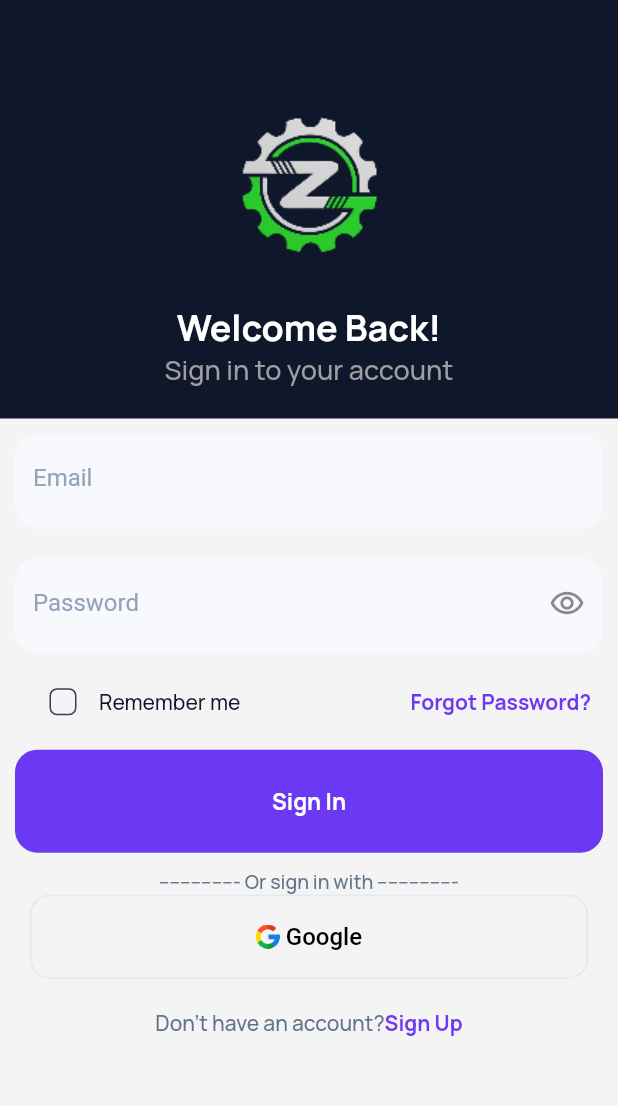
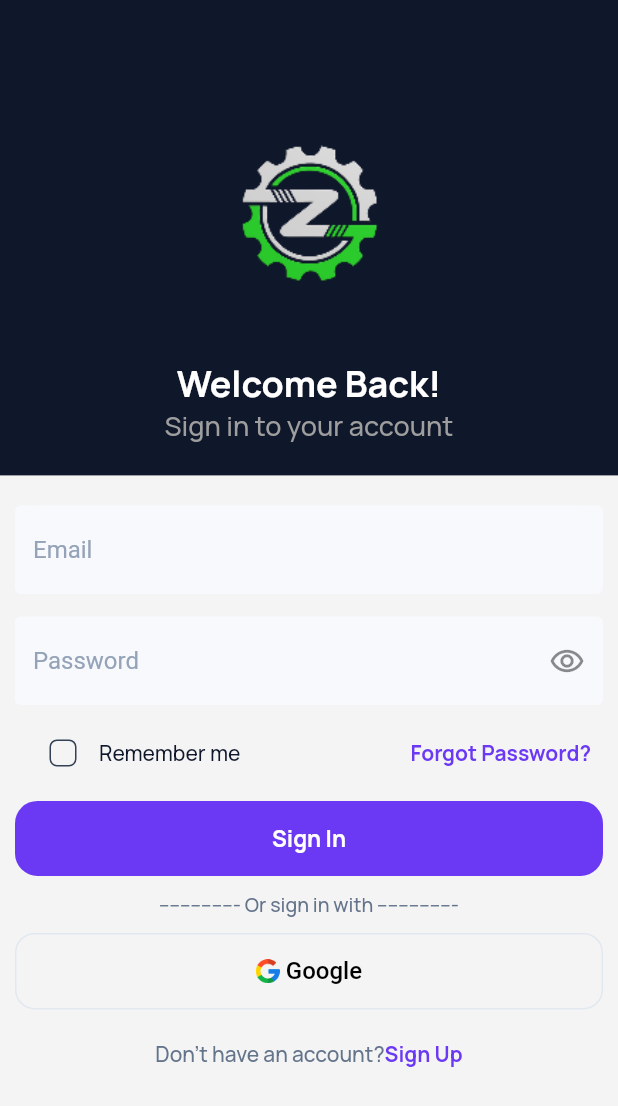
Before and after one commit to pratham-sarankar/zyrotech, a Flutter app: the Login screen opened directly, on a phone screen of 412 x 824 dp. Shown: the top 1106 px of the screen. Run offline on Flutter 3.47's test engine with Material 3 defaults, Android fonts, the phone set to English and light mode, and no system bars; our stand-ins replace country_picker, file_picker, firebase_core, google_sign_in, otp_text_field, syncfusion_flutter_charts; missing offline and left inert: deriv_chart; accounts and stored records are empty; Roboto replaces fonts that are missing (Manrop-SemiBold); statements that could not run were skipped.

Commit message:
Refractor login screen ui

```diff
--- a/lib/screens/Login Screens/Login.dart
+++ b/lib/screens/Login Screens/Login.dart
@@ -1,17 +1,11 @@
-// ignore_for_file: file_names
 import 'package:crowwn/screens/Home/bottom.dart';
-import 'package:crowwn/screens/Login%20Screens/Country%20residence.dart';
-import 'package:crowwn/screens/Onboarding%20screens/kyc_onboarding.dart';
 import 'package:flutter/material.dart';
 import 'package:flutter/services.dart';
 import 'package:provider/provider.dart';
 import '../../Dark mode.dart';
 import '../config/common.dart';
-import 'Face id.dart';
 import 'Forget pass.dart';
 import 'Sign up.dart';
-import 'package:http/http.dart' as http;
-import 'dart:convert';
 import 'package:crowwn/services/auth_service.dart';
 
 class Login extends StatefulWidget {
@@ -27,9 +21,23 @@ class _LoginState extends State<Login> {
   ColorNotifire notifier = ColorNotifire();
   final AuthService _authService = AuthService();
 
-  Future<void> _login(String email, String password) async {
+  // Add controllers
+  final TextEditingController _emailController = TextEditingController();
+  final TextEditingController _passwordController = TextEditingController();
+
+  @override
+  void dispose() {
+    _emailController.dispose();
+    _passwordController.dispose();
+    super.dispose();
+  }
+
+  Future<void> _login() async {
     try {
-      final response = await _authService.login(email, password);
+      final response = await _authService.login(
+        _emailController.text.trim(),
+        _passwordController.text.trim(),
+      );
       final message = response['message'];
       final token = response['token'];
       final user = response['user'];
@@ -48,13 +56,23 @@ class _LoginState extends State<Login> {
       );
     } catch (e) {
       print('Error: $e');
+      // Show error message to user
+      ScaffoldMessenger.of(context).showSnackBar(
+        SnackBar(
+          content: Text('Login failed: ${e.toString()}'),
+          backgroundColor: Colors.red,
+        ),
+      );
     }
   }
 
   @override
   Widget build(BuildContext context) {
     notifier = Provider.of<ColorNotifire>(context, listen: true);
-    var height = MediaQuery.of(context).size.height;
+    var size = MediaQuery.sizeOf(context);
+    final height = size.height;
+    final width = size.width;
+
     return AnnotatedRegion<SystemUiOverlayStyle>(
       value: SystemUiOverlayStyle(
         statusBarColor: Colors.white,
@@ -68,8 +86,8 @@ class _LoginState extends State<Login> {
           child: Column(
             children: [
               Container(
-                  height: 279,
-                  width: 450,
+                  height: height / 2.6,
+                  width: width,
                   color: const Color(0xff0F172A),
                   child: Column(
                     children: [
@@ -115,36 +133,39 @@ class _LoginState extends State<Login> {
                 padding: const EdgeInsets.only(left: 10, right: 10),
                 child: Column(
                   children: [
+                    AppConstants.Height(10),
                     Container(
-                      height: height / 13,
                       decoration: BoxDecoration(
                         color: notifier.textField,
-                          borderRadius: BorderRadius.circular(15)),
+                        borderRadius: BorderRadius.circular(15),
+                      ),
                       child: TextField(
+                        controller: _emailController,
                         style: TextStyle(color: notifier.textColor),
+                        keyboardType: TextInputType.emailAddress,
                         decoration: InputDecoration(
                           hintText: "Email",
+                          fillColor: notifier.textField,
+                          filled: true,
                           border: const OutlineInputBorder(
                               borderSide: BorderSide.none),
                           hintStyle:
-                                TextStyle(color: notifier.textFieldHintText)),
+                              TextStyle(color: notifier.textFieldHintText),
                         ),
                       ),
-                    AppConstants.Height(20),
-                    Container(
-                      height: height / 13,
-                      decoration: BoxDecoration(
-                          color: notifier.textField,
-                          borderRadius: BorderRadius.circular(15)),
-                      child: TextField(
+                    ),
+                    AppConstants.Height(15),
+                    TextField(
+                      controller: _passwordController,
                       style: TextStyle(color: notifier.textColor),
                       obscureText: _obsecuretext,
                       decoration: InputDecoration(
                         hintText: "Password",
+                        fillColor: notifier.textField,
+                        filled: true,
                         border: const OutlineInputBorder(
                             borderSide: BorderSide.none),
-                          hintStyle:
-                              TextStyle(color: notifier.textFieldHintText),
+                        hintStyle: TextStyle(color: notifier.textFieldHintText),
                         suffixIcon: IconButton(
                             onPressed: () {
                               setState(() {
@@ -154,7 +175,6 @@ class _LoginState extends State<Login> {
                             icon: _obsecuretext
                                 ? const Icon(Icons.remove_red_eye_outlined)
                                 : const Icon(Icons.visibility_off_outlined)),
-                        ),
                       ),
                     ),
                     // AppConstants.Height(10),
@@ -169,7 +189,6 @@ class _LoginState extends State<Login> {
                             checkColor: const Color(0xffFFFFFF),
                             shape: RoundedRectangleBorder(
                                 borderRadius: BorderRadius.circular(5)),
-
                             value: value,
                             onChanged: (value) {
                               setState(() {
@@ -203,16 +222,17 @@ class _LoginState extends State<Login> {
                       ),
                     ),
                     // AppConstants.Height(5),
-                    GestureDetector(
-                      onTap: () {
-                        // Call the login function with email and password
-                        _login('john1.doe1@yopmail.com', 'Password1231!');
-                      },
-                      child: Container(
-                        height: height / 12,
-                        decoration: BoxDecoration(
+                    TextButton(
+                      onPressed: _login,
+                      style: ElevatedButton.styleFrom(
+                        backgroundColor: const Color(0xff6B39F4),
+                        shape: RoundedRectangleBorder(
                           borderRadius: BorderRadius.circular(15),
-                          color: const Color(0xff6B39F4),
+                        ),
+                        padding: EdgeInsets.symmetric(
+                          horizontal: 10,
+                          vertical: 15,
+                        ),
                       ),
                       child: const Center(
                           child: Text(
@@ -220,9 +240,9 @@ class _LoginState extends State<Login> {
                         style: TextStyle(
                           color: Color(0xffFFFFFF),
                           fontSize: 15,
-                              fontFamily: "Manrope-Bold"),
+                          fontFamily: "Manrope-Bold",
+                        ),
                       )),
-                      ),
                     ),
                     AppConstants.Height(10),
                     const Text(
@@ -232,20 +252,18 @@ class _LoginState extends State<Login> {
                           color: Color(0xff64748B),
                           fontFamily: "Manrope-Medium"),
                     ),
-                    Padding(
-                      padding: const EdgeInsets.symmetric(horizontal: 10),
-                      child: SizedBox(
-                        width: double.infinity,
-                        height: 56,
-                        child: OutlinedButton(
-                            style: ButtonStyle(
-                                shape: MaterialStateProperty.all(
-                                  RoundedRectangleBorder(
+                    AppConstants.Height(10),
+                    OutlinedButton(
+                        style: OutlinedButton.styleFrom(
+                          shape: RoundedRectangleBorder(
                             borderRadius: BorderRadius.circular(13),
                           ),
+                          side: BorderSide(color: notifier.getContainerBorder),
+                          padding: EdgeInsets.symmetric(
+                            horizontal: 10,
+                            vertical: 16,
                           ),
-                                side: MaterialStatePropertyAll(BorderSide(
-                                    color: notifier.getContainerBorder))),
+                        ),
                         onPressed: () {
                           _authService.loginWithGoogle();
                         },
@@ -268,8 +286,6 @@ class _LoginState extends State<Login> {
                             )
                           ],
                         )),
-                      ),
-                    ),
                     AppConstants.Height(20),
                     Row(
                       mainAxisAlignment: MainAxisAlignment.center,
--- a/lib/screens/Login Screens/Password update.dart
+++ b/lib/screens/Login Screens/Password update.dart
@@ -3,7 +3,7 @@ import 'package:flutter/material.dart';
 import 'package:provider/provider.dart';
 import '../../Dark mode.dart';
 import '../config/common.dart';
-import 'Login.dart';
+import 'login.dart';
 
 class Password extends StatefulWidget {
   const Password({super.key});
--- a/lib/screens/Login Screens/Sign up.dart
+++ b/lib/screens/Login Screens/Sign up.dart
@@ -3,7 +3,7 @@ import 'package:flutter/material.dart';
 import 'package:provider/provider.dart';
 import '../../Dark mode.dart';
 import '../config/common.dart';
-import 'Login.dart';
+import 'login.dart';
 import 'Email verification.dart';
 import 'dart:convert';
 import 'package:http/http.dart' as http;
--- a/lib/screens/Onboarding screens/kyc_onboarding.dart
+++ b/lib/screens/Onboarding screens/kyc_onboarding.dart
@@ -4,7 +4,7 @@ import 'package:flutter/material.dart';
 import 'package:provider/provider.dart';
 import '../../Dark mode.dart';
 import '../config/common.dart';
-import '../Login Screens/Login.dart';
+import '../Login Screens/login.dart';
 import '../Login Screens/Select reason.dart';
 
 class KYCOnboarding extends StatefulWidget {
--- a/lib/screens/Onboarding screens/splash_screen.dart
+++ b/lib/screens/Onboarding screens/splash_screen.dart
@@ -1,4 +1,4 @@
-import 'package:crowwn/screens/Login%20Screens/Login.dart';
+import 'package:crowwn/screens/Login%20Screens/login.dart';
 import 'package:crowwn/screens/config/common.dart';
 import 'package:flutter/material.dart';
 import 'package:provider/provider.dart';
```
Lines whose indentation alone changed are shown as unchanged.
